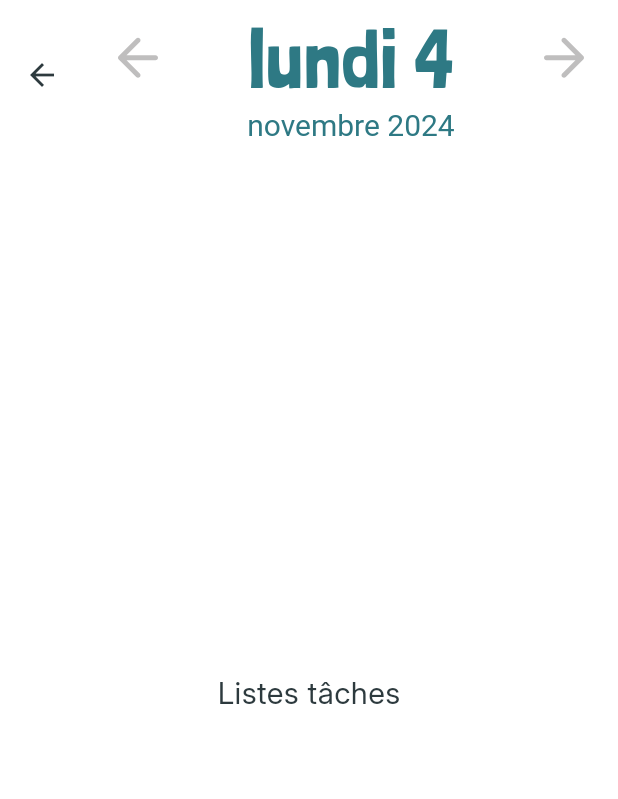
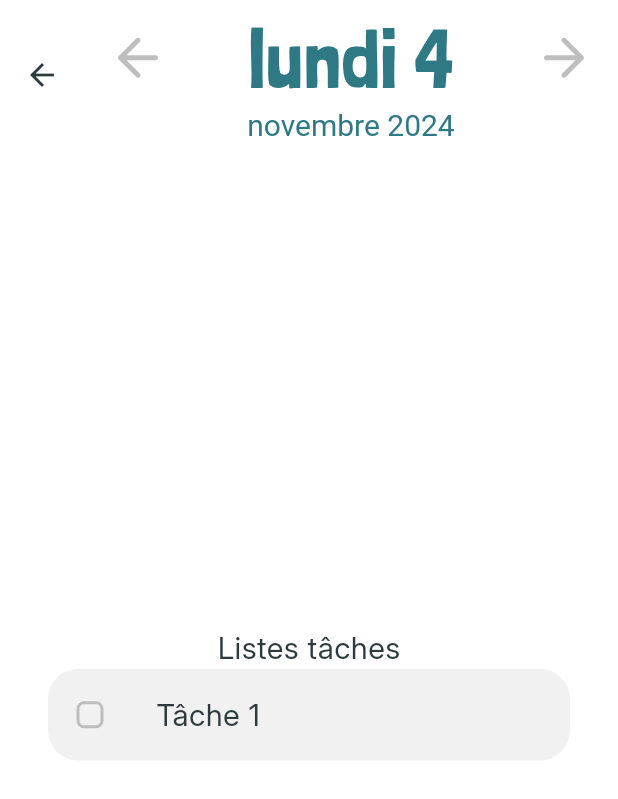
Before and after one commit to Tie-time/tie_time_front, a Flutter app: the MainPage screen opened directly, on a phone screen of 412 x 824 dp. Shown: the top 799 px of the screen. Run offline on Flutter 3.47's test engine with Material 3 defaults, Android fonts, the phone set to English and light mode, and no system bars; our stand-ins replace flutter_dotenv, flutter_svg, shared_preferences; accounts and stored records are empty.

Commit message:
feat(Task): Add task widget gh-10

```diff
--- a/lib/main.dart
+++ b/lib/main.dart
@@ -83,6 +83,8 @@ class MyApp extends StatelessWidget {
               labelStyle: TextStyle(color: Color(0xFFBFBEBE), fontSize: 20.0),
               errorStyle: TextStyle(color: Color(0xFFE95569))),
           // Buttons
+          cardTheme: CardTheme(margin: EdgeInsets.all(0.0)),
+          // Buttons
           filledButtonTheme: FilledButtonThemeData(
             style: FilledButton.styleFrom(
                 backgroundColor: Color(0xFF2E7984),
--- a/lib/pages/main.page.dart
+++ b/lib/pages/main.page.dart
@@ -1,6 +1,7 @@
 import 'package:flutter/material.dart';
 import 'package:intl/date_symbol_data_local.dart';
 import 'package:tie_time_front/widgets/app-bar/date.app-bar.dart';
+import 'package:tie_time_front/widgets/cards/task.card.dart';
 
 class MainPage extends StatefulWidget {
   const MainPage({super.key});
@@ -64,6 +65,9 @@ class _MainPageState extends State<MainPage> {
                 child: SingleChildScrollView(
                     child: Column(
                         mainAxisAlignment: MainAxisAlignment.center,
-                        children: [Text('Listes tâches')])))));
+                        children: [
+                  Text('Listes tâches'),
+                  TaskCard(title: 'Tâche 1'),
+                ])))));
   }
 }
--- /dev/null
+++ b/lib/widgets/cards/task.card.dart
@@ -0,0 +1,64 @@
+import 'package:flutter/material.dart';
+
+class TaskCard extends StatefulWidget {
+  final String title;
+
+  const TaskCard({super.key, required this.title});
+
+  @override
+  State<TaskCard> createState() => _TaskCardState();
+}
+
+class _TaskCardState extends State<TaskCard> {
+  bool _isChecked = false;
+
+  void _toggleCheckbox() {
+    setState(() {
+      _isChecked = !_isChecked;
+    });
+    // send request to update task at parent level
+  }
+
+  @override
+  Widget build(BuildContext context) {
+    return GestureDetector(
+      onTap: _toggleCheckbox,
+      child: Card.filled(
+        shape: RoundedRectangleBorder(
+          borderRadius: BorderRadius.circular(20.0),
+        ),
+        color: _isChecked ? Color(0xFFE2F9FF) : Color(0xFFF1F1F1),
+        child: Padding(
+          padding: const EdgeInsets.all(16.0),
+          child: Row(
+            mainAxisAlignment: MainAxisAlignment.start,
+            children: [
+              GestureDetector(
+                child: Container(
+                  width: 24.0, // Largeur de la zone tactile
+                  height: 24.0, // Hauteur de la zone tactile
+                  alignment: Alignment.center,
+                  child: Checkbox(
+                    value: _isChecked,
+                    onChanged: (bool? value) {
+                      _toggleCheckbox();
+                    },
+                    side: BorderSide(
+                      color: _isChecked ? Color(0xFF2E7984) : Color(0xFFBFBEBE),
+                      width: 2.0,
+                    ),
+                    shape: RoundedRectangleBorder(
+                      borderRadius: BorderRadius.circular(5.0),
+                    ),
+                  ),
+                ),
+              ),
+              SizedBox(width: 32.0),
+              Text(widget.title),
+            ],
+          ),
+        ),
+      ),
+    );
+  }
+}
```
